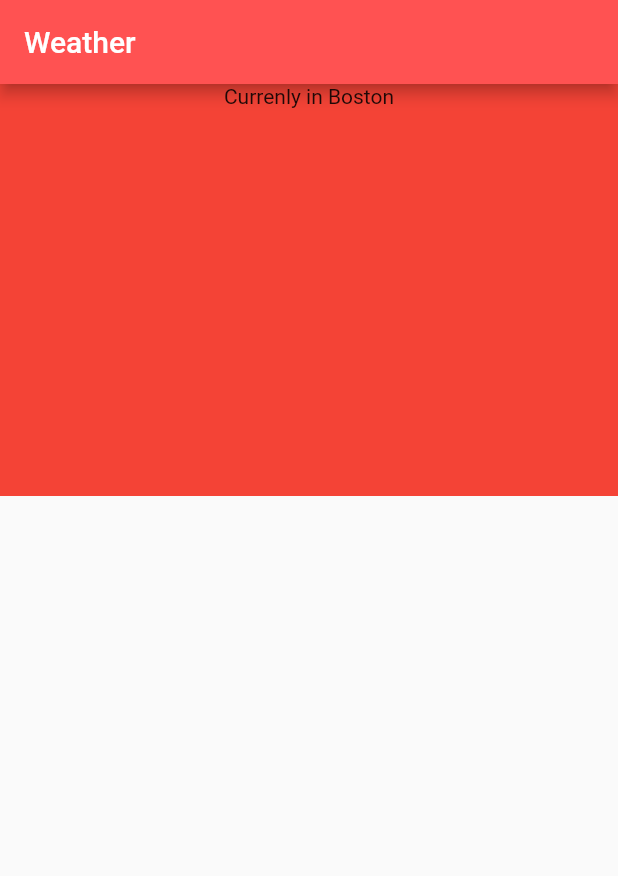
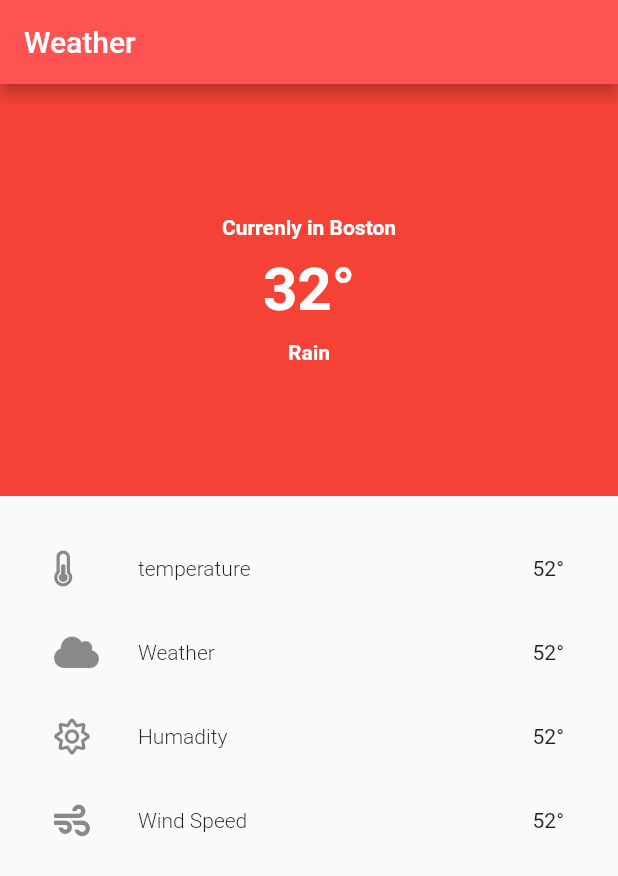
Before and after one commit to pife00/flutter_weather, a Flutter app: the screen it shows after launch, on a phone screen of 412 x 824 dp. Shown: the top 876 px of the screen. Run offline on Flutter 3.47's test engine with Material 2 defaults, Android fonts, the phone set to English and light mode, and no system bars; our stand-ins replace font_awesome_flutter.

Commit message:
falta logica

```diff
--- a/lib/main.dart
+++ b/lib/main.dart
@@ -1,10 +1,10 @@
 import 'package:flutter/material.dart';
+import 'package:font_awesome_flutter/font_awesome_flutter.dart';
+import 'package:http/http.dart' as http;
+import 'dart:convert';
 
-void main(){
-  runApp(MaterialApp(
-    title:"weather",
-    home:MyApp()
-  ));
+void main() {
+  runApp(MaterialApp(title: "weather", home: MyApp()));
 }
 
 class MyApp extends StatefulWidget {
@@ -19,25 +19,90 @@ class _MyAppState extends State<MyApp> {
   Widget build(BuildContext context) {
     return Scaffold(
       appBar: AppBar(
-         title:Text("Weather",textAlign: TextAlign.center),
+        title: Text("Weather", textAlign: TextAlign.center),
         backgroundColor: Colors.redAccent,
       ),
       body: Column(
-         children:<Widget> [
+        children: <Widget>[
           Container(
-           height: MediaQuery.of(context).size.height/3,
+            height: MediaQuery.of(context).size.height / 3,
             width: MediaQuery.of(context).size.width,
             color: Colors.red,
             child: Column(
-             children:<Widget> [
+              mainAxisAlignment: MainAxisAlignment.center,
+              children: <Widget>[
                 Padding(
-                 padding: EdgeInsets.only(bottom:10.0),
-                 child: Text("Currenly in Boston"),
-                 )
-           ],),
-         )
+                  padding: EdgeInsets.only(bottom: 10.0),
+                  child: Text(
+                    "Currenly in Boston",
+                    style: TextStyle(
+                        color: Colors.white,
+                        fontSize: 14.0,
+                        fontWeight: FontWeight.w600),
+                  ),
+                ),
+                Text(
+                  "32\u00B0",
+                  style: TextStyle(
+                    color: Colors.white,
+                    fontSize: 40.0,
+                    fontWeight: FontWeight.w600,
+                  ),
+                ),
+                Padding(
+                  padding: EdgeInsets.only(top: 10.0),
+                  child: Text(
+                    "Rain",
+                    style: TextStyle(
+                        color: Colors.white,
+                        fontSize: 14.0,
+                        fontWeight: FontWeight.w600),
+                  ),
+                ),
               ],
-
+            ),
+          ),
+          Expanded(
+              child: Padding(
+            padding: EdgeInsets.all(20.0),
+            child: ListView(
+              children: <Widget>[
+                ListTile(
+                  leading: FaIcon(FontAwesomeIcons.thermometerHalf),
+                  title: Text(
+                    "temperature",
+                    style: TextStyle(fontSize: 14, fontWeight: FontWeight.w300),
+                  ),
+                  trailing: Text("52\u00B0"),
+                ),
+                ListTile(
+                  leading: FaIcon(FontAwesomeIcons.cloud),
+                  title: Text(
+                    "Weather",
+                    style: TextStyle(fontSize: 14, fontWeight: FontWeight.w300),
+                  ),
+                  trailing: Text("52\u00B0"),
+                ),
+                ListTile(
+                  leading: FaIcon(FontAwesomeIcons.sun),
+                  title: Text(
+                    "Humadity",
+                    style: TextStyle(fontSize: 14, fontWeight: FontWeight.w300),
+                  ),
+                  trailing: Text("52\u00B0"),
+                ),
+                ListTile(
+                  leading: FaIcon(FontAwesomeIcons.wind),
+                  title: Text(
+                    "Wind Speed",
+                    style: TextStyle(fontSize: 14, fontWeight: FontWeight.w300),
+                  ),
+                  trailing: Text("52\u00B0"),
+                ),
+              ],
+            ),
+          )),
+        ],
       ),
     );
   }
--- a/pubspec.yaml
+++ b/pubspec.yaml
@@ -23,6 +23,8 @@ environment:
 dependencies:
   flutter:
     sdk: flutter
+  font_awesome_flutter: ^9.1.0
+  http: ^0.13.3
 
 
   # The following adds the Cupertino Icons font to your application.
```
Also changed, not shown: pubspec.lock. Lines whose indentation alone changed are shown as unchanged.
